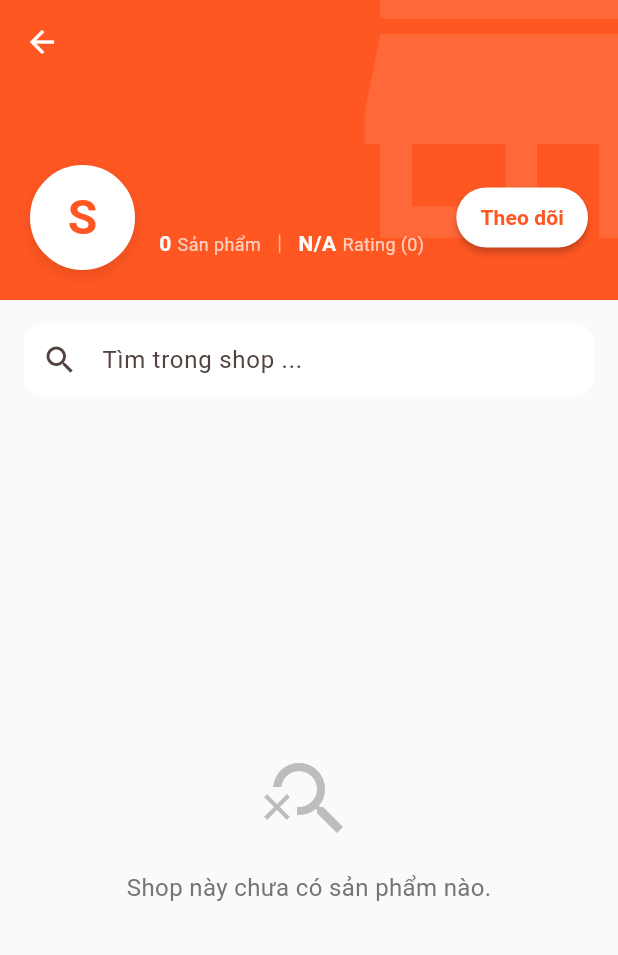
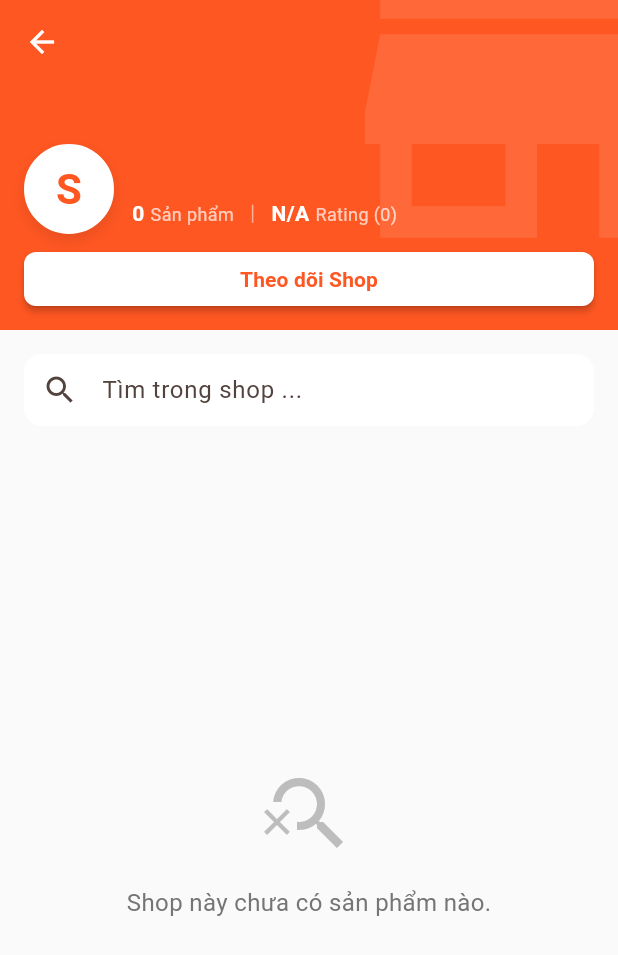
Before and after one commit to quanganh4869/DoAnCn2, a Flutter app: the ShopDetailScreen screen opened directly with empty values, on a phone screen of 412 x 824 dp. Shown: the top 955 px of the screen. Run offline on Flutter 3.47's test engine with Material 3 defaults, Android fonts, the light colour scheme and no system bars; our stand-ins replace fl_chart, flutter_dotenv, get, get_storage, google_fonts, image_picker and 3 more; accounts and stored records are empty; network calls fail.

Commit message:
Fix responsive

```diff
--- a/lib/features/view/widgets/product_details_screen.dart
+++ b/lib/features/view/widgets/product_details_screen.dart
@@ -220,13 +220,11 @@ class _ProductDetailsScreenState extends State<ProductDetailsScreen> {
                         ),
                       ),
 
-                      // Nếu có tên Brand thì hiển thị
                       if (widget.product.brand != null && widget.product.brand!.isNotEmpty) ...[
-                        const SizedBox(width: 12),
-                        Text("|", style: TextStyle(color: Colors.grey[400])),
+                        const SizedBox(width: 24),
+                        Text("| Brand: ", style: TextStyle(color: Colors.black,fontWeight: FontWeight.bold)),
                         const SizedBox(width: 12),
 
-                        // Bấm vào Brand để sang trang Shop
                         InkWell(
                           onTap: () {
                             Get.to(() => ShopDetailScreen(brandName: widget.product.brand!));
--- a/lib/features/view/widgets/shop_detail_screen.dart
+++ b/lib/features/view/widgets/shop_detail_screen.dart
@@ -1,9 +1,9 @@
 import 'package:get/get.dart';
 import 'package:flutter/material.dart';
 import 'package:ecomerceapp/models/product.dart';
+import 'package:ecomerceapp/controller/review_controller.dart';
 import 'package:ecomerceapp/controller/product_controller.dart';
 import 'package:ecomerceapp/features/view/widgets/product_card.dart';
-import 'package:ecomerceapp/controller/review_controller.dart'; // Import ReviewController
 
 class ShopDetailScreen extends StatefulWidget {
   final String brandName;
@@ -16,25 +16,20 @@ class ShopDetailScreen extends StatefulWidget {
 
 class _ShopDetailScreenState extends State<ShopDetailScreen> {
   final ProductController productController = Get.find<ProductController>();
-  // Inject ReviewController để gọi hàm getProductRatingStat
   final ReviewController reviewController = Get.put(ReviewController());
 
   late List<Products> shopProducts;
   late List<Products> filteredProducts;
   final TextEditingController _searchController = TextEditingController();
 
-  // Thống kê Shop
   double _shopRating = 0.0;
   int _totalReviews = 0;
-  bool _isLoadingStats = true; // Biến loading riêng cho phần rating
-
-  // Trạng thái Follow
+  bool _isLoadingStats = true;
   bool _isFollowing = false;
 
   @override
   void initState() {
     super.initState();
-    // 1. Lọc sản phẩm theo Brand
     shopProducts = productController.allProducts
         .where((p) =>
             p.brand != null &&
@@ -42,12 +37,9 @@ class _ShopDetailScreenState extends State<ShopDetailScreen> {
         .toList();
 
     filteredProducts = shopProducts;
-
-    // 2. Gọi hàm tính toán Rating từ Service
     _calculateShopRatingFromService();
   }
 
-  // --- TÍNH TOÁN RATING SHOP TỪ REVIEW CONTROLLER ---
   Future<void> _calculateShopRatingFromService() async {
     if (shopProducts.isEmpty) {
       if (mounted) setState(() => _isLoadingStats = false);
@@ -58,7 +50,6 @@ class _ShopDetailScreenState extends State<ShopDetailScreen> {
       double totalWeightedScore = 0;
       int totalCount = 0;
 
-      // Gọi song song (Parallel) tất cả các request để tiết kiệm thời gian
       final futures = shopProducts.map((p) => reviewController.getProductRatingStat(p.id));
       final results = await Future.wait(futures);
 
@@ -67,7 +58,6 @@ class _ShopDetailScreenState extends State<ShopDetailScreen> {
         final int count = stat['count'] ?? 0;
 
         if (count > 0) {
-          // Tính tổng điểm trọng số (Rating * Số lượng người đánh giá)
           totalWeightedScore += (rating * count);
           totalCount += count;
         }
@@ -76,13 +66,12 @@ class _ShopDetailScreenState extends State<ShopDetailScreen> {
       if (mounted) {
         setState(() {
           _totalReviews = totalCount;
-          // Tránh chia cho 0
           _shopRating = totalCount > 0 ? totalWeightedScore / totalCount : 0.0;
           _isLoadingStats = false;
         });
       }
     } catch (e) {
-      print("Error calculating shop rating: $e");
+      debugPrint("Error calculating shop rating: $e");
       if (mounted) setState(() => _isLoadingStats = false);
     }
   }
@@ -103,10 +92,9 @@ class _ShopDetailScreenState extends State<ShopDetailScreen> {
     setState(() {
       _isFollowing = !_isFollowing;
     });
-
     Get.snackbar(
       _isFollowing ? "Đã theo dõi" : "Đã hủy theo dõi",
-      _isFollowing ? "Bạn sẽ nhận được thông báo mới từ shop ${widget.brandName}" : "Đã hủy đăng ký nhận tin từ shop.",
+      _isFollowing ? "Bạn sẽ nhận được thông báo mới từ shop." : "Đã hủy đăng ký nhận tin.",
       snackPosition: SnackPosition.TOP,
       backgroundColor: _isFollowing ? Colors.green.withOpacity(0.1) : Colors.red.withOpacity(0.1),
       colorText: _isFollowing ? Colors.green : Colors.red,
@@ -127,13 +115,34 @@ class _ShopDetailScreenState extends State<ShopDetailScreen> {
     final isDark = Theme.of(context).brightness == Brightness.dark;
     final primaryColor = Theme.of(context).primaryColor;
 
+    // --- CẤU HÌNH RESPONSIVE GRID ---
+    final screenWidth = MediaQuery.of(context).size.width;
+    int crossAxisCount;
+    double childAspectRatio;
+
+    if (screenWidth > 900) {
+       crossAxisCount = 4;
+       childAspectRatio = 0.75;
+    } else if (screenWidth > 600) {
+       crossAxisCount = 3;
+       childAspectRatio = 0.7;
+    } else {
+       crossAxisCount = 2;
+       // --- CHỈNH ĐỘ RỘNG THẺ Ở ĐÂY ---
+       // Số càng lớn => Thẻ càng ngắn (trông rộng hơn)
+       // Số càng nhỏ => Thẻ càng dài (trông ốm hơn)
+       // 0.64 là mức cân bằng, bạn có thể thử lên 0.68 nếu muốn rộng hơn nữa
+       childAspectRatio = 0.64;
+    }
+
     return Scaffold(
       backgroundColor: isDark ? Colors.black : Colors.grey[50],
       body: CustomScrollView(
         slivers: [
-          // --- 1. SLIVER APP BAR (HEADER) ---
+          // --- 1. SLIVER APP BAR (HEADER ĐÃ SỬA) ---
           SliverAppBar(
-            expandedHeight: 200.0,
+            // Tăng chiều cao lên xíu để chứa đủ 2 dòng thông tin
+            expandedHeight: 220.0,
             floating: false,
             pinned: true,
             backgroundColor: primaryColor,
@@ -145,6 +154,7 @@ class _ShopDetailScreenState extends State<ShopDetailScreen> {
               background: Stack(
                 fit: StackFit.expand,
                 children: [
+                  // Nền Gradient
                   Container(
                     decoration: BoxDecoration(
                       gradient: LinearGradient(
@@ -154,20 +164,29 @@ class _ShopDetailScreenState extends State<ShopDetailScreen> {
                       ),
                     ),
                   ),
+                  // Icon trang trí nền
                   Positioned(
                     right: -50,
                     top: -50,
                     child: Icon(Icons.store, size: 250, color: Colors.white.withOpacity(0.1)),
                   ),
+
+                  // --- PHẦN THÔNG TIN ĐÃ SỬA ---
                   Positioned(
-                    bottom: 20,
-                    left: 20,
-                    right: 20,
-                    child: Row(
+                    bottom: 16,
+                    left: 16,
+                    right: 16,
+                    child: Column(
+                      mainAxisSize: MainAxisSize.min, // Chỉ chiếm chiều cao cần thiết
+                      crossAxisAlignment: CrossAxisAlignment.start,
                       children: [
+                        // Hàng 1: Logo + Tên + Rating
+                        Row(
+                          children: [
+                            // Logo Shop
                             Container(
-                          width: 70,
-                          height: 70,
+                              width: 60,
+                              height: 60,
                               decoration: BoxDecoration(
                                 color: Colors.white,
                                 shape: BoxShape.circle,
@@ -184,14 +203,16 @@ class _ShopDetailScreenState extends State<ShopDetailScreen> {
                                 child: Text(
                                   widget.brandName.isNotEmpty ? widget.brandName[0].toUpperCase() : "S",
                                   style: TextStyle(
-                                fontSize: 32,
+                                    fontSize: 28,
                                     fontWeight: FontWeight.bold,
                                     color: primaryColor,
                                   ),
                                 ),
                               ),
                             ),
-                        const SizedBox(width: 16),
+                            const SizedBox(width: 12),
+
+                            // Tên và Thông số
                             Expanded(
                               child: Column(
                                 crossAxisAlignment: CrossAxisAlignment.start,
@@ -200,7 +221,7 @@ class _ShopDetailScreenState extends State<ShopDetailScreen> {
                                     widget.brandName,
                                     style: const TextStyle(
                                       color: Colors.white,
-                                  fontSize: 22,
+                                      fontSize: 20,
                                       fontWeight: FontWeight.bold,
                                       shadows: [Shadow(color: Colors.black26, blurRadius: 4)],
                                     ),
@@ -214,8 +235,6 @@ class _ShopDetailScreenState extends State<ShopDetailScreen> {
                                       const SizedBox(width: 12),
                                       Container(width: 1, height: 12, color: Colors.white54),
                                       const SizedBox(width: 12),
-
-                                  // Hiển thị Loading hoặc Kết quả Rating
                                       _isLoadingStats
                                           ? const SizedBox(width: 14, height: 14, child: CircularProgressIndicator(color: Colors.white, strokeWidth: 2))
                                           : _buildShopStat(
@@ -227,21 +246,32 @@ class _ShopDetailScreenState extends State<ShopDetailScreen> {
                                 ],
                               ),
                             ),
-                        ElevatedButton(
+                          ],
+                        ),
+
+                        const SizedBox(height: 12),
+
+                        // Hàng 2: Nút Theo Dõi (Full Width)
+                        // Đưa nút xuống dưới giúp không bao giờ bị lỗi tràn màn hình
+                        SizedBox(
+                          width: double.infinity,
+                          height: 36,
+                          child: ElevatedButton(
                             onPressed: _toggleFollow,
                             style: ElevatedButton.styleFrom(
                               backgroundColor: _isFollowing ? Colors.white.withOpacity(0.2) : Colors.white,
                               foregroundColor: _isFollowing ? Colors.white : primaryColor,
                               shape: RoundedRectangleBorder(
-                              borderRadius: BorderRadius.circular(20),
+                                borderRadius: BorderRadius.circular(8), // Bo góc nhẹ cho nút dài
                                 side: _isFollowing ? const BorderSide(color: Colors.white) : BorderSide.none,
                               ),
-                            padding: const EdgeInsets.symmetric(horizontal: 16, vertical: 8),
                               elevation: _isFollowing ? 0 : 2,
+                              padding: EdgeInsets.zero,
                             ),
                             child: Text(
-                            _isFollowing ? "Đang theo dõi" : "Theo dõi",
-                            style: const TextStyle(fontWeight: FontWeight.bold),
+                              _isFollowing ? "Đang theo dõi" : "Theo dõi Shop",
+                              style: const TextStyle(fontWeight: FontWeight.bold, fontSize: 14),
+                            ),
                           ),
                         ),
                       ],
@@ -260,7 +290,7 @@ class _ShopDetailScreenState extends State<ShopDetailScreen> {
                 controller: _searchController,
                 onChanged: _filterProducts,
                 decoration: InputDecoration(
-                  hintText: "Tìm trong shop ${widget.brandName}...",
+                  hintText: "Tìm trong shop ...",
                   prefixIcon: const Icon(Icons.search),
                   filled: true,
                   fillColor: Theme.of(context).cardColor,
@@ -297,9 +327,9 @@ class _ShopDetailScreenState extends State<ShopDetailScreen> {
             SliverPadding(
               padding: const EdgeInsets.fromLTRB(16, 0, 16, 20),
               sliver: SliverGrid(
-                gridDelegate: const SliverGridDelegateWithFixedCrossAxisCount(
-                  crossAxisCount: 2,
-                  childAspectRatio: 0.7,
+                gridDelegate: SliverGridDelegateWithFixedCrossAxisCount(
+                  crossAxisCount: crossAxisCount,
+                  childAspectRatio: childAspectRatio, // Sử dụng tỷ lệ đã tính ở trên
                   crossAxisSpacing: 16,
                   mainAxisSpacing: 16,
                 ),
```
Also changed, not shown: lib/features/view/home_screen.dart (+96 -89 lines), lib/features/view/widgets/product_grid.dart (+23 -5 lines). Lines whose indentation alone changed are shown as unchanged.
